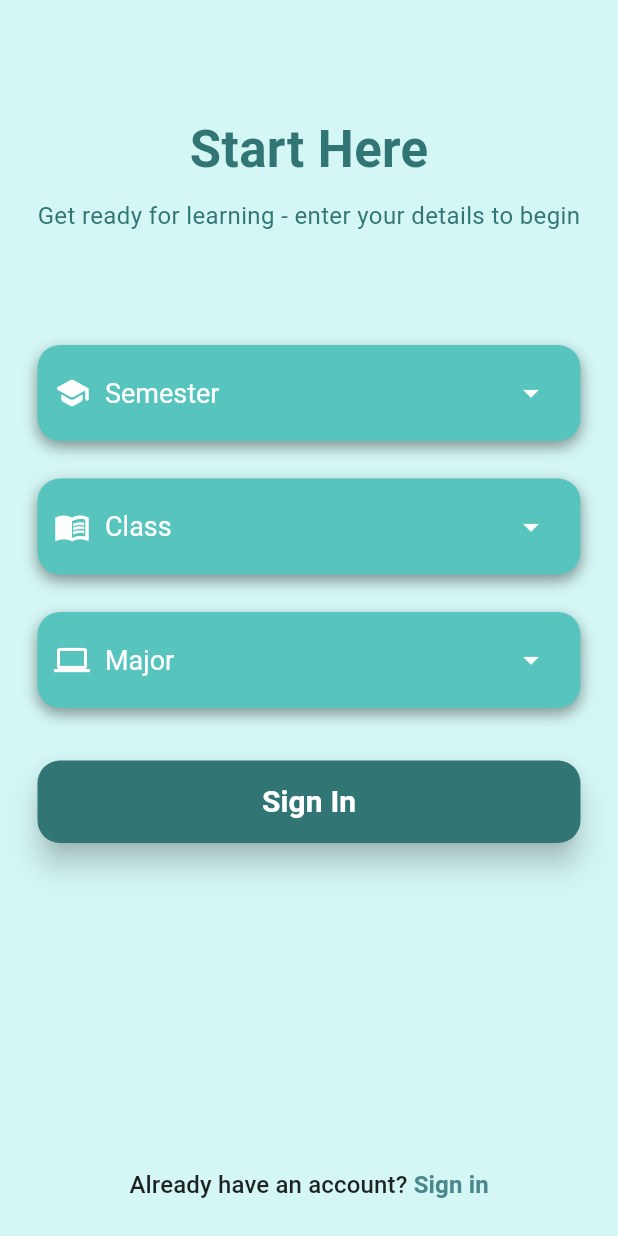
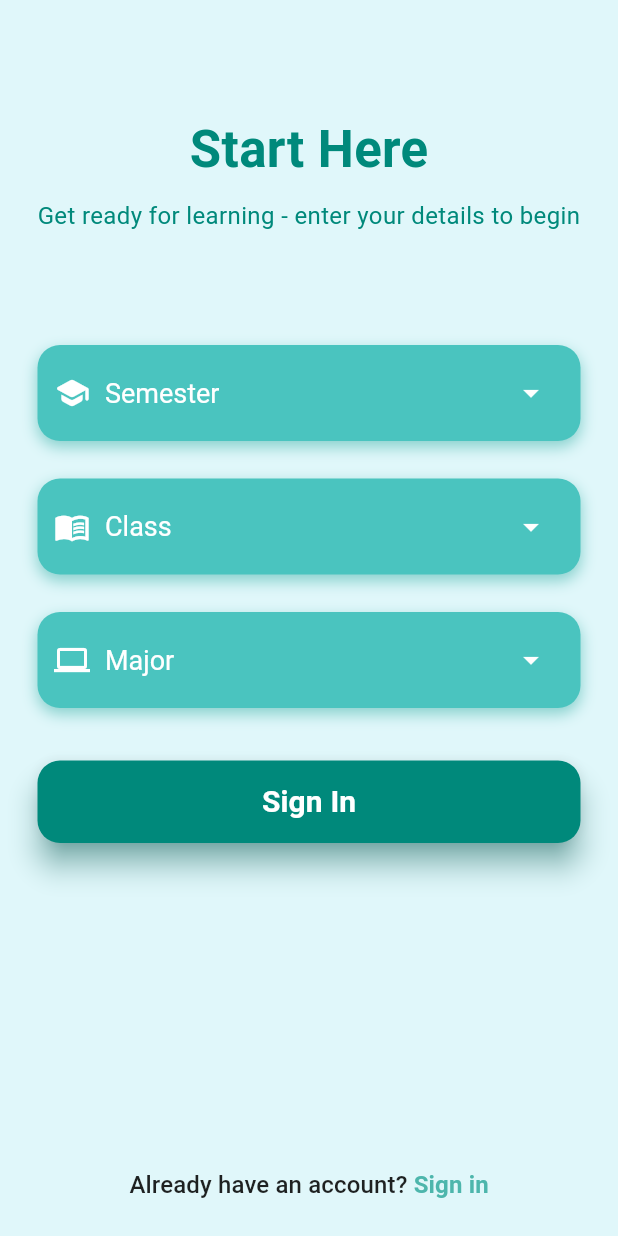
Before and after one commit to kyawnaing19/shweeshaungDaily, a Flutter app: the StudendInfoPage screen opened directly, on a phone screen of 412 x 824 dp. Run offline on Flutter 3.47's test engine with Material 3 defaults, Android fonts, the phone set to English and light mode, and no system bars; our stand-ins replace dropdown_button2, google_fonts, shared_preferences; accounts and stored records are empty.

```diff
--- a/lib/colors.dart
+++ b/lib/colors.dart
@@ -15,3 +15,4 @@ const Color kLunchText = Colors.deepOrange;
 const Color kLunchTextAccent = Colors.deepOrangeAccent;
 const Color kWhite = Colors.white;
 const Color kGrey = Colors.grey;
+const Color kErrorColor = Colors.redAccent;
--- a/lib/services/api_service.dart
+++ b/lib/services/api_service.dart
@@ -6,8 +6,8 @@ import 'package:shweeshaungdaily/services/token_service.dart';
 import '../models/user_model.dart';
 
 class ApiService {
-  static const baseUrl = 'http://192.168.1.196:8080/api/auth';
-  static const secbaseUrl = 'http://192.168.1.196:8080/admin/schedules';
+  static const baseUrl = 'http://192.168.249.109:8080/api/auth';
+  static const secbaseUrl = 'http://192.168.249.109:8080/admin/schedules';
 
   static Future<Map<String, dynamic>?> login(UserModel user) async {
     final response = await http.post(
@@ -135,4 +135,15 @@ class ApiService {
       throw Exception('Failed to verify email');
     }
   }
+
+  static Future<bool> isTeacher(String email) async {
+    final uri = Uri.parse('$baseUrl/isTeacher?email=$email');
+    final response = await http.get(uri);
+    if (response.statusCode == 200) {
+      // Assuming the backend returns true/false as JSON
+      return response.body == 'true' || response.body == '"true"';
+    } else {
+      throw Exception('Failed to verifyTeacher email');
+    }
+  }
 }
--- a/lib/views/signReg/StudentInfo.dart
+++ b/lib/views/signReg/StudentInfo.dart
@@ -2,6 +2,7 @@ import 'dart:async';
 import 'package:flutter/material.dart';
 import 'package:dropdown_button2/dropdown_button2.dart';
 import 'package:provider/provider.dart';
+import 'package:shweeshaungdaily/colors.dart';
 import 'package:shweeshaungdaily/view_models/auth_viewmodel.dart';
 import 'package:shweeshaungdaily/view_models/reg_viewmodel.dart';
 import 'package:shweeshaungdaily/views/Home.dart';
@@ -85,7 +86,7 @@ class _StudentInfoPageState extends State<StudendInfoPage> {
       onWillPop: () async => false,
       child: Scaffold(
         resizeToAvoidBottomInset: true,
-        backgroundColor: const Color(0xFFD4F7F5),
+        backgroundColor: kBackgroundColor,
         body: SafeArea(
           child: Column(
             children: [
@@ -100,7 +101,7 @@ class _StudentInfoPageState extends State<StudendInfoPage> {
                         const Text(
                           'Start Here',
                           style: TextStyle(
-                            color: Color(0xFF317575),
+                            color: kPrimaryDarkColor,
                             fontSize: 34,
                             fontWeight: FontWeight.bold,
                           ),
@@ -109,7 +110,7 @@ class _StudentInfoPageState extends State<StudendInfoPage> {
                         const Text(
                           'Get ready for learning - enter your details to begin',
                           style: TextStyle(
-                            color: Color(0xFF317575),
+                            color: kPrimaryDarkColor,
                             fontSize: 16,
                           ),
                           textAlign: TextAlign.center,
@@ -130,7 +131,7 @@ class _StudentInfoPageState extends State<StudendInfoPage> {
                                 child: Text(
                                   _semesterError ?? '',
                                   style: const TextStyle(
-                                    color: Colors.redAccent,
+                                    color: kErrorColor,
                                     fontSize: 13,
                                     fontWeight: FontWeight.w500,
                                   ),
@@ -141,11 +142,11 @@ class _StudentInfoPageState extends State<StudendInfoPage> {
                             // Inside your build method:
                             Container(
                               decoration: BoxDecoration(
-                                color: const Color(0xFF57C5BE),
+                                color: kAccentColor,
                                 borderRadius: BorderRadius.circular(15),
                                 boxShadow: [
                                   BoxShadow(
-                                    color: Colors.black.withOpacity(0.4),
+                                    color: kShadowColor.withOpacity(0.4),
                                     blurRadius: 8,
                                     offset: const Offset(0, 4),
                                   ),
@@ -312,7 +313,7 @@ class _StudentInfoPageState extends State<StudendInfoPage> {
                                 child: Text(
                                   _classError ?? '',
                                   style: const TextStyle(
-                                    color: Colors.redAccent,
+                                    color: kErrorColor,
                                     fontSize: 13,
                                     fontWeight: FontWeight.w500,
                                   ),
@@ -321,11 +322,11 @@ class _StudentInfoPageState extends State<StudendInfoPage> {
                             ),
                             Container(
                               decoration: BoxDecoration(
-                                color: const Color(0xFF57C5BE),
+                                color: kAccentColor,
                                 borderRadius: BorderRadius.circular(15),
                                 boxShadow: [
                                   BoxShadow(
-                                    color: Colors.black.withOpacity(0.4),
+                                    color: kShadowColor.withOpacity(0.4),
                                     blurRadius: 8,
                                     offset: const Offset(0, 4),
                                   ),
@@ -480,7 +481,7 @@ class _StudentInfoPageState extends State<StudendInfoPage> {
                                 child: Text(
                                   _majorError ?? '',
                                   style: const TextStyle(
-                                    color: Colors.redAccent,
+                                    color: kErrorColor,
                                     fontSize: 13,
                                     fontWeight: FontWeight.w500,
                                   ),
@@ -489,11 +490,11 @@ class _StudentInfoPageState extends State<StudendInfoPage> {
                             ),
                             Container(
                               decoration: BoxDecoration(
-                                color: const Color(0xFF57C5BE),
+                                color: kAccentColor,
                                 borderRadius: BorderRadius.circular(15),
                                 boxShadow: [
                                   BoxShadow(
-                                    color: Colors.black.withOpacity(0.4),
+                                    color: kShadowColor.withOpacity(0.4),
                                     blurRadius: 8,
                                     offset: const Offset(0, 4),
                                   ),
@@ -638,14 +639,14 @@ class _StudentInfoPageState extends State<StudendInfoPage> {
                         ElevatedButton(
                           onPressed: _onSignIn,
                           style: ElevatedButton.styleFrom(
-                            backgroundColor: const Color(0xFF317575),
-                            foregroundColor: Colors.white,
+                            backgroundColor: kPrimaryDarkColor,
+                            foregroundColor: kWhite,
                             minimumSize: const Size(double.infinity, 55),
                             shape: RoundedRectangleBorder(
                               borderRadius: BorderRadius.circular(15),
                             ),
                             elevation: 8,
-                            shadowColor: Colors.black.withOpacity(1),
+                            shadowColor: kShadowColor.withOpacity(1),
                           ),
                           child: const Text(
                             'Sign In',
@@ -680,7 +681,7 @@ class _StudentInfoPageState extends State<StudendInfoPage> {
                         TextSpan(
                           text: 'Sign in',
                           style: TextStyle(
-                            color: Color(0xFF4C878B),
+                            color: kPrimaryColor,
                             fontWeight: FontWeight.bold,
                           ),
                         ),
```
Also changed, not shown: lib/views/signReg/createpassword.dart (+41 -1 lines).
